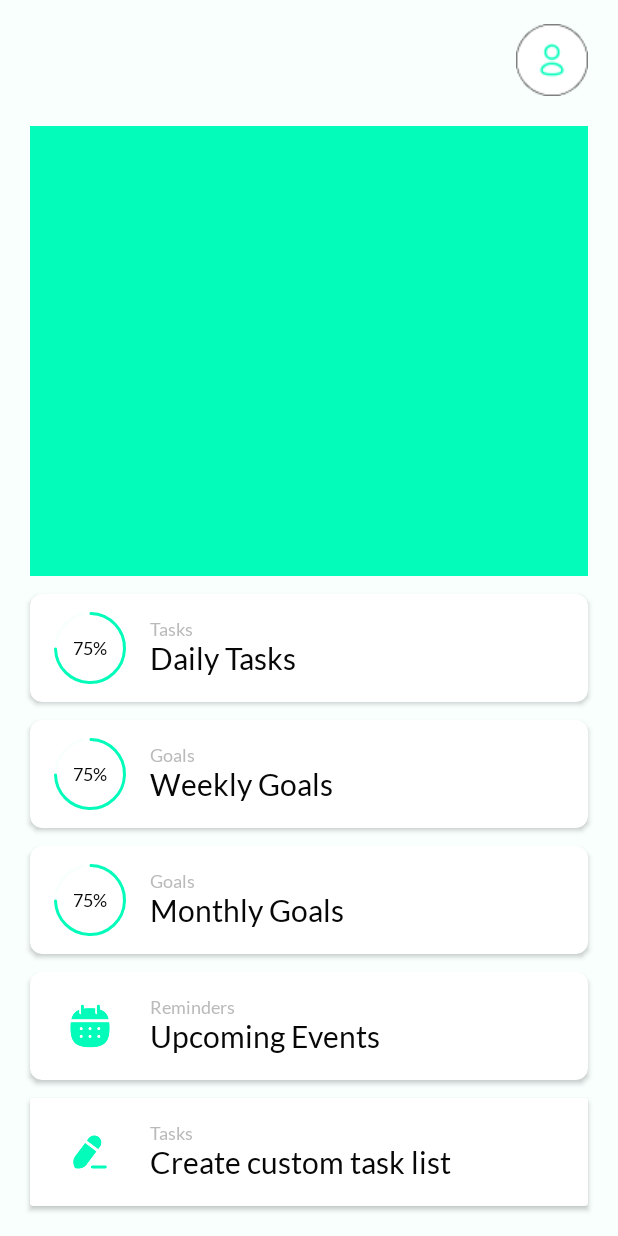
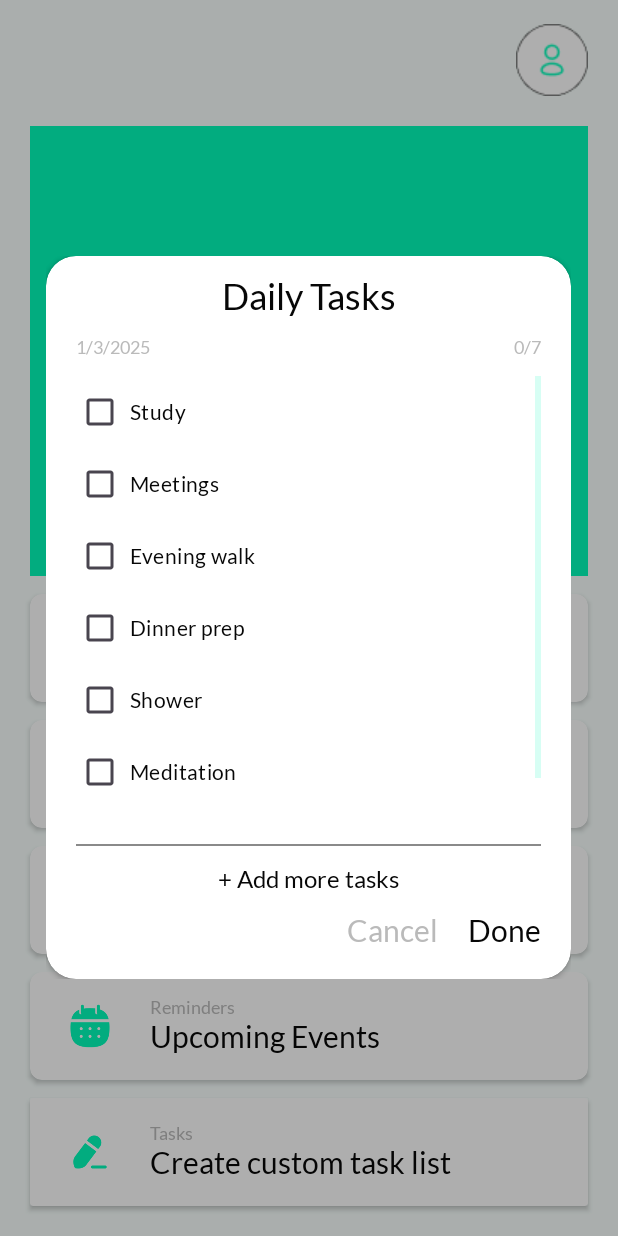
Before and after one commit to nyanishinde/Karya, an Android app: the screen it shows after launch (MainActivity), after a tap on an icon or button, on a phone screen of 412 x 824 dp. Run offline under Robolectric (Android 15) with nearby library versions, the phone set to English and light mode, and no system bars.

Commit message:
Added checklist popup completely

```diff
--- /dev/null
+++ b/app/src/main/java/com/example/karya/CheckListDialogFragment.kt
@@ -0,0 +1,109 @@
+package com.example.karya
+
+import android.app.AlertDialog
+import android.graphics.Color
+import android.icu.util.Calendar
+import android.os.Bundle
+import android.view.LayoutInflater
+import android.view.View
+import android.view.ViewGroup
+import android.widget.EditText
+import android.widget.TextView
+import androidx.fragment.app.DialogFragment
+import androidx.recyclerview.widget.LinearLayoutManager
+import androidx.recyclerview.widget.RecyclerView
+
+class CheckListDialogFragment:DialogFragment() {
+
+    private lateinit var taskDate:TextView
+    private lateinit var taskCounter:TextView
+    private lateinit var btnAddMoreTasks:TextView
+    private lateinit var btnDone:TextView
+    private lateinit var btnCancel:TextView
+    private lateinit var taskRecyclerView: RecyclerView
+    private lateinit var adapterCheckList: AdapterCheckList
+    private val checkListItem = mutableListOf(
+        DCCheckListItem("Study",false),
+        DCCheckListItem("Meetings",false),
+        DCCheckListItem("Evening walk",false),
+        DCCheckListItem("Dinner prep",false),
+        DCCheckListItem("Shower",false),
+        DCCheckListItem("Meditation",false),
+        DCCheckListItem("Workout",false)
+    )
+
+    override fun onCreateView(inflater: LayoutInflater, container: ViewGroup?, savedInstanceState: Bundle?): View? {
+        val view = inflater.inflate(R.layout.popup_dailytasklist,container,false)
+
+        //Declaring the views
+        taskDate=view.findViewById(R.id.tvTodayDate)
+        taskCounter=view.findViewById(R.id.tvTaskCounter)
+        btnAddMoreTasks=view.findViewById(R.id.tvAddMoreTask)
+        btnDone=view.findViewById(R.id.tvBtnDone)
+        btnCancel=view.findViewById(R.id.tvBtnCancel)
+
+        //Declaring recyclerview and adapter
+        taskRecyclerView = view.findViewById(R.id.rvDailyTasks)
+        taskRecyclerView.layoutManager=LinearLayoutManager(requireContext())
+
+        val calendar = Calendar.getInstance()
+        taskDate.text=String.format("%d/%d/%d",calendar.get(Calendar.DAY_OF_MONTH),calendar.get(Calendar.MONTH)+1,calendar.get(Calendar.YEAR))
+
+        val checkListTotalItems=checkListItem.size
+        val checkListCheckedItemsCount=checkListItem.count(){it.isChecked}
+        taskCounter.text="$checkListCheckedItemsCount/$checkListTotalItems"
+
+        adapterCheckList = AdapterCheckList(checkListItem){checked,total ->
+            taskCounter.text="$checked/$total"
+        }
+
+        taskRecyclerView.adapter=adapterCheckList
+
+        btnAddMoreTasks.setOnClickListener {
+            openAddMoreTaskDialog()
+        }
+
+        btnCancel.setOnClickListener {
+            dismiss()
+        }
+
+        return view
+    }
+
+    override fun onStart() {
+        super.onStart()
+        dialog?.window?.setLayout((resources.displayMetrics.widthPixels * 0.85).toInt(),ViewGroup.LayoutParams.WRAP_CONTENT)
+        dialog?.window?.setBackgroundDrawableResource(android.R.color.transparent)
+    }
+
+    private fun openAddMoreTaskDialog(){
+        val edtTaskName = EditText(requireContext())
+        edtTaskName.setHint("Enter task name")
+        edtTaskName.setTextColor(resources.getColor(R.color.text_light))
+        edtTaskName.setHintTextColor(resources.getColor(R.color.text_hint))
+        edtTaskName.setBackgroundColor(resources.getColor(R.color.background_light))
+        edtTaskName.setPadding(40,20,40,20)
+
+        val dialog = AlertDialog.Builder(requireContext())
+            .setTitle("Add new task")
+            .setView(edtTaskName)
+            .setPositiveButton("Add"){dialog,_->
+                val taskName=edtTaskName.text.toString().trim()
+                if (taskName.isNotEmpty()){
+                    adapterCheckList.addTask(taskName)
+                }
+                dialog.dismiss()
+            }
+            .setNegativeButton("Cancel"){dialog,_->
+                dialog.dismiss()
+            }.create()
+
+        dialog.setOnShowListener {
+            dialog.getButton(AlertDialog.BUTTON_POSITIVE).setTextColor(resources.getColor(R.color.text_light))
+            dialog.getButton(AlertDialog.BUTTON_NEGATIVE).setTextColor(resources.getColor(R.color.text_hint))
+        }
+
+        dialog.show()
+    }
+
+}
--- a/app/src/main/java/com/example/karya/MainActivity.kt
+++ b/app/src/main/java/com/example/karya/MainActivity.kt
@@ -9,6 +9,7 @@ import androidx.appcompat.app.AppCompatActivity
 import androidx.cardview.widget.CardView
 import androidx.core.view.ViewCompat
 import androidx.core.view.WindowInsetsCompat
+import androidx.fragment.app.FragmentManager
 import com.google.android.material.progressindicator.CircularProgressIndicator
 import org.w3c.dom.Text
 
@@ -31,6 +32,7 @@ class MainActivity : AppCompatActivity() {
             insets
         }
 
+        //Declaring all the views
         dailyTaskProgressIndicator = findViewById(R.id.cpiDailyTask)
         weeklyGoalsProgressIndicator = findViewById(R.id.cpiWeeklyGoals)
         monthlyGoalsProgressIndicator = findViewById(R.id.cpiMonthlyGoals)
@@ -38,19 +40,24 @@ class MainActivity : AppCompatActivity() {
         weeklyProgress=findViewById(R.id.txtWeeklyProgress)
         monthlyProgress=findViewById(R.id.txtMonthlyProgress)
 
+        //
         var progressValue = 75
         dailyTaskProgressIndicator.setProgress(progressValue,true)
         weeklyGoalsProgressIndicator.setProgress(progressValue,true)
         monthlyGoalsProgressIndicator.setProgress(progressValue,true)
-
+        //
         dailyProgress.text = "$progressValue%"
         weeklyProgress.text = "$progressValue%"
         monthlyProgress.text = "$progressValue%"
 
+        //
         val dailyLayout = findViewById<CardView>(R.id.cardDailyTask)
         dailyLayout.setOnClickListener {
-            Toast.makeText(this, "Clicked", Toast.LENGTH_SHORT).show()
+//            Toast.makeText(this, "Clicked", Toast.LENGTH_SHORT).show()
+            val checklistDialog=CheckListDialogFragment()
+            checklistDialog.show(supportFragmentManager,"ChecklistDialog")
         }
+
 
 
     }
--- a/app/src/main/res/layout/popup_dailytasklist.xml
+++ b/app/src/main/res/layout/popup_dailytasklist.xml
@@ -20,7 +20,7 @@
             android:layout_width="wrap_content"
             android:layout_height="wrap_content"
             android:text="@string/Daily_Tasks"
-            android:textSize="20sp"
+            android:textSize="24sp"
             android:fontFamily="@font/lato_regular"
             android:textColor="@color/text_light"
             android:layout_marginTop="12dp"
@@ -67,7 +67,9 @@
             android:layout_marginTop="12dp"
             app:layout_constraintTop_toBottomOf="@id/tvTodayDate"
             app:layout_constraintStart_toStartOf="parent"
-            app:layout_constraintEnd_toEndOf="parent"/>
+            app:layout_constraintEnd_toEndOf="parent"
+            android:scrollbars="vertical"
+            android:fadeScrollbars="false"/>
 
         <!-- Divider -->
         <View
@@ -86,7 +88,7 @@
             android:layout_width="wrap_content"
             android:layout_height="wrap_content"
             android:text="@string/Add_more_tasks"
-            android:textSize="14sp"
+            android:textSize="16sp"
             android:textColor="@color/text_light"
             android:fontFamily="@font/lato_regular"
             android:layout_marginTop="12dp"
@@ -100,7 +102,7 @@
             android:layout_width="wrap_content"
             android:layout_height="wrap_content"
             android:text="@string/Cancel"
-            android:textSize="16sp"
+            android:textSize="20sp"
             android:fontFamily="@font/lato_regular"
             android:textColor="@color/text_hint"
             android:layout_marginTop="12dp"
@@ -116,7 +118,7 @@
             android:layout_width="wrap_content"
             android:layout_height="wrap_content"
             android:text="@string/Done"
-            android:textSize="16sp"
+            android:textSize="20sp"
             android:fontFamily="@font/lato_regular"
             android:textColor="@color/text_light"
             android:layout_marginTop="12dp"
```
